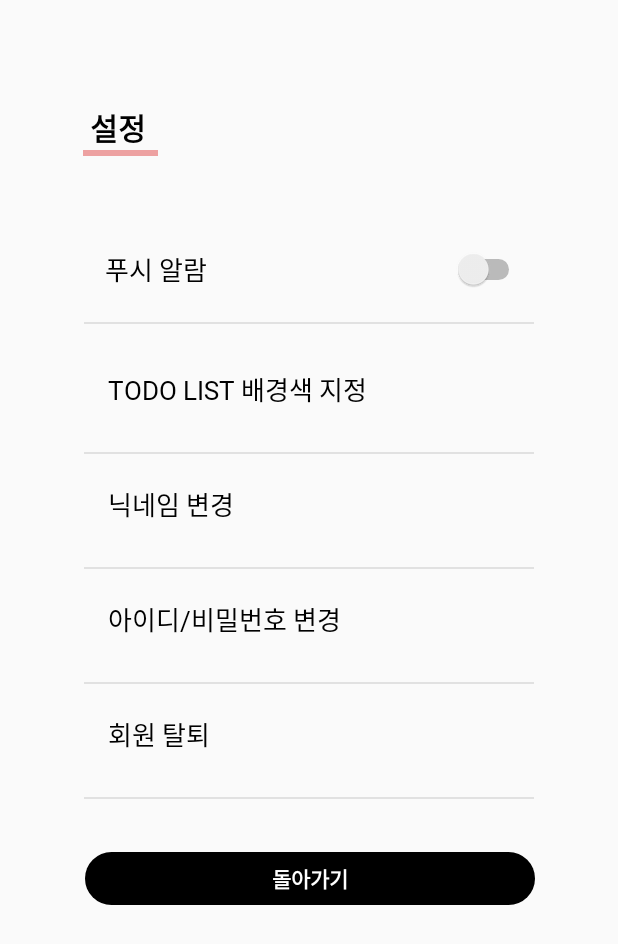
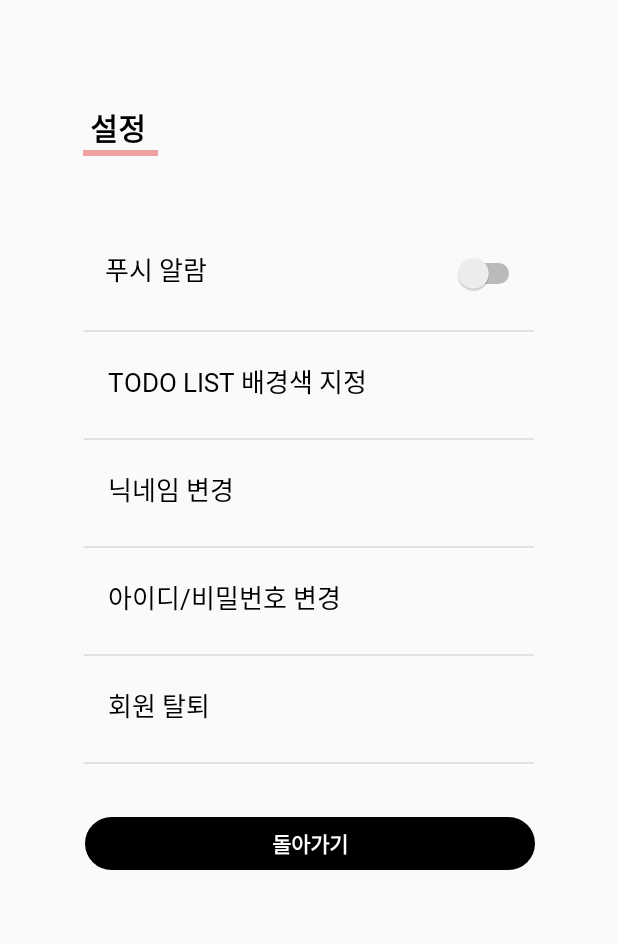
Before and after one commit to minjung03/SWchallenge_ToDa, an Android app: the Setting screen opened directly, with no data from a screen before it, on a phone screen of 412 x 824 dp. Shown: the top 944 px of the screen. Run offline under Robolectric (Android 15) with nearby library versions, the phone set to English and light mode, and no system bars.

```diff
--- a/app/src/main/res/layout/setting.xml
+++ b/app/src/main/res/layout/setting.xml
@@ -23,7 +23,7 @@
 
     <LinearLayout
         android:layout_width="300dp"
-        android:layout_height="60dp"
+        android:layout_height="65dp"
         android:layout_marginTop="45dp"
         android:layout_marginLeft="60dp"
         android:orientation="horizontal">
@@ -53,11 +53,10 @@
     <Button
         android:id="@+id/btn_setting_Background"
         android:layout_width="300dp"
-        android:layout_height="60dp"
+        android:layout_height="65dp"
         android:text="ToDo List 배경색 지정"
-        android:gravity="left"
+        android:gravity="center_vertical"
         android:textSize="17sp"
-        android:layout_marginTop="20dp"
         android:layout_marginLeft="60dp"
         android:textColor="#000000"/>
 
@@ -71,14 +70,12 @@
     <Button
         android:id="@+id/btn_setting_NameChange"
         android:layout_width="300dp"
-        android:layout_height="60dp"
+        android:layout_height="65dp"
         android:text="닉네임 변경"
-        android:gravity="left"
+        android:gravity="center_vertical"
         android:textSize="17sp"
-        android:layout_marginTop="10dp"
         android:layout_marginLeft="60dp"
         android:textColor="#000000"/>
-
     <View
         android:layout_width="300dp"
         android:layout_height="1dp"
@@ -89,14 +86,12 @@
     <Button
         android:id="@+id/btn_setting_IdPassChange"
         android:layout_width="300dp"
-        android:layout_height="60dp"
+        android:layout_height="65dp"
         android:text="아이디/비밀번호 변경"
-        android:gravity="left"
+        android:gravity="center_vertical"
         android:textSize="17sp"
-        android:layout_marginTop="10dp"
         android:layout_marginLeft="60dp"
         android:textColor="#000000"/>
-
     <View
         android:layout_width="300dp"
         android:layout_height="1dp"
@@ -107,10 +102,9 @@
     <Button
         android:id="@+id/btn_setting_secession"
         android:layout_width="300dp"
-        android:layout_height="60dp"
+        android:layout_height="65dp"
         android:layout_marginLeft="60dp"
-        android:layout_marginTop="10dp"
-        android:gravity="left"
+        android:gravity="center_vertical"
         android:text="회원 탈퇴"
         android:textColor="#000000"
         android:textSize="17sp" />
```
